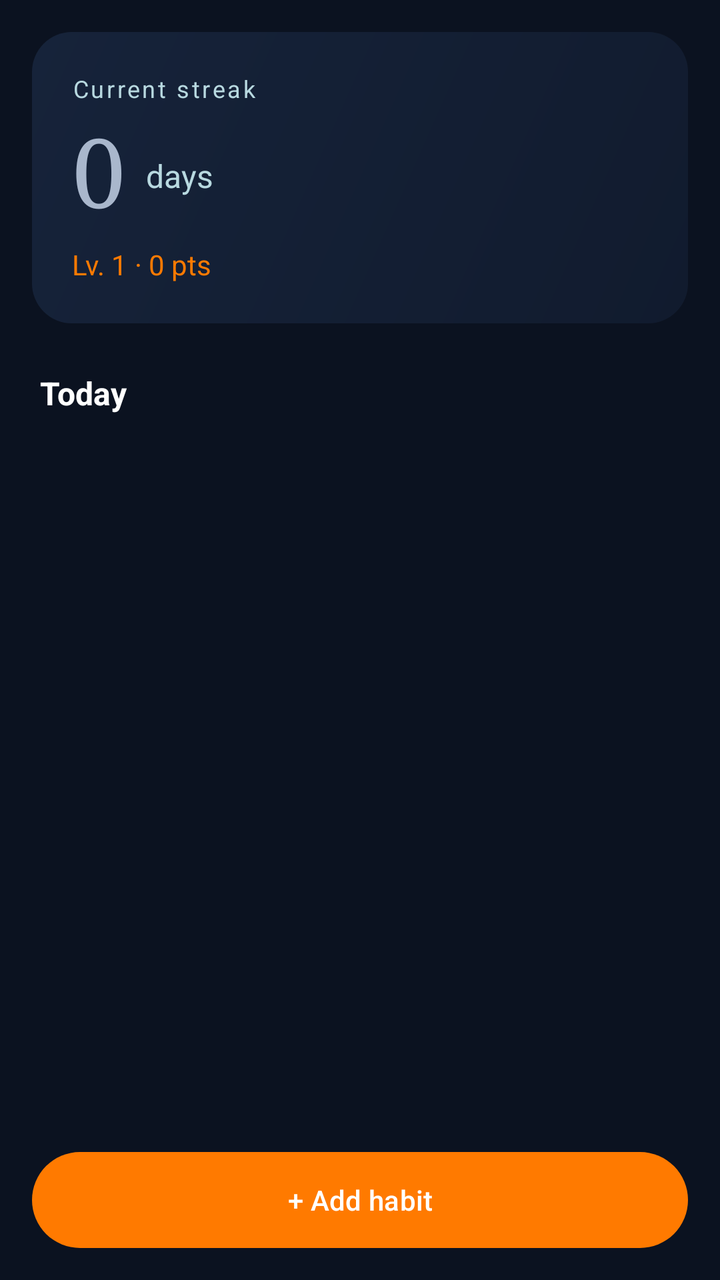
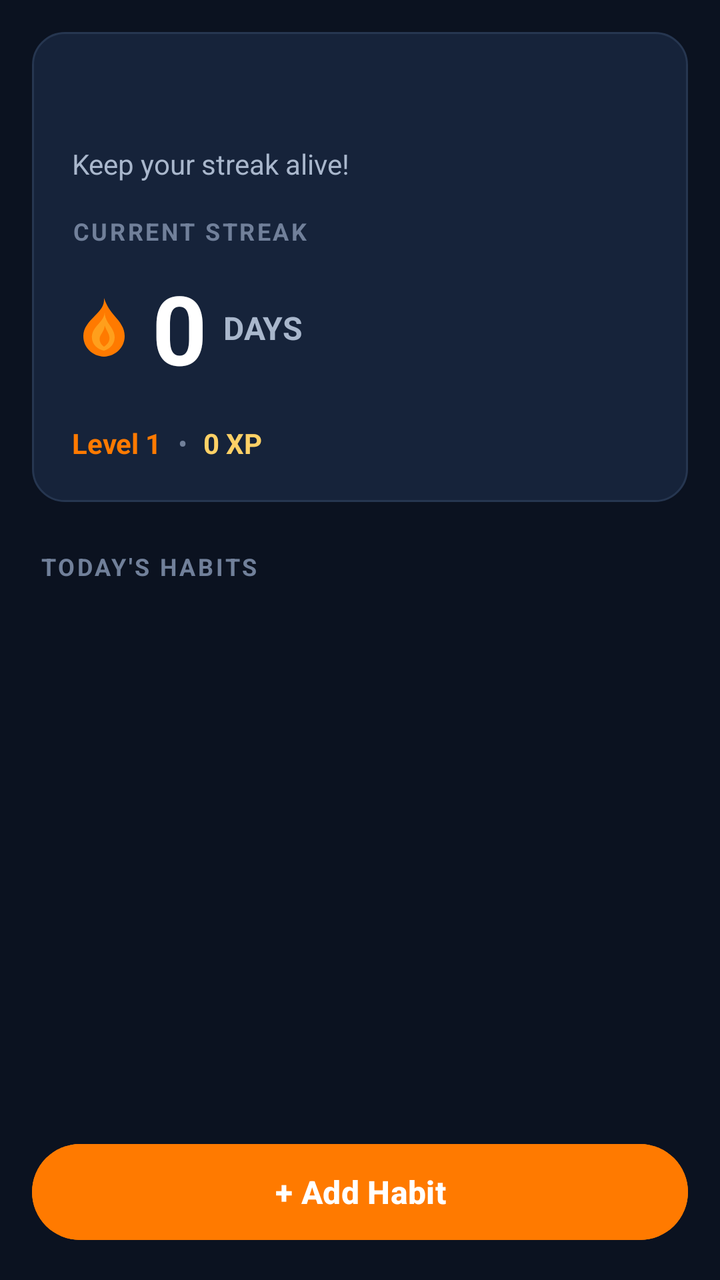

The first picture is an Android layout as it rendered before a commit; the second is the same layout after the commit. The layout source and the unified diff follow.
<!-- AndroidManifest.xml: application theme Theme.Streakly -->
<!-- res/layout/fragment_home.xml -->
<?xml version="1.0" encoding="utf-8"?>
<LinearLayout xmlns:android="http://schemas.android.com/apk/res/android"
    android:layout_width="match_parent" android:layout_height="match_parent"
    android:orientation="vertical" android:background="@color/background_primary">

    <LinearLayout
        android:layout_width="match_parent" android:layout_height="wrap_content"
        android:orientation="vertical" android:background="@drawable/bg_streak_header"
        android:padding="20dp" android:layout_margin="16dp">

        <TextView android:layout_width="wrap_content" android:layout_height="wrap_content"
            android:text="@string/current_streak" android:textColor="#B8D9E0"
            android:textSize="12sp" android:letterSpacing="0.1" />

        <LinearLayout android:layout_width="wrap_content" android:layout_height="wrap_content"
            android:orientation="horizontal" android:gravity="bottom" android:layout_marginTop="4dp">
            <TextView android:id="@+id/tvStreak"
                android:layout_width="wrap_content" android:layout_height="wrap_content"
                android:text="0" android:textSize="48sp" android:textColor="@color/sand_050"
                android:fontFamily="serif" />
            <TextView android:layout_width="wrap_content" android:layout_height="wrap_content"
                android:text=" days" android:textColor="#B8D9E0" android:textSize="16sp"
                android:layout_marginBottom="10dp" android:layout_marginStart="6dp" />
        </LinearLayout>

        <LinearLayout android:layout_width="wrap_content" android:layout_height="wrap_content"
            android:orientation="horizontal" android:layout_marginTop="4dp">
            <TextView android:id="@+id/tvLevel"
                android:layout_width="wrap_content" android:layout_height="wrap_content"
                android:text="Lv. 1" android:textColor="@color/flame_500"
                android:textSize="14sp" />
            <TextView android:layout_width="wrap_content" android:layout_height="wrap_content"
                android:text=" · " android:textColor="@color/flame_500" android:textSize="14sp" />
            <TextView android:id="@+id/tvPoints"
                android:layout_width="wrap_content" android:layout_height="wrap_content"
                android:text="0 pts" android:textColor="@color/flame_500" android:textSize="14sp" />
        </LinearLayout>
    </LinearLayout>

    <TextView android:layout_width="match_parent" android:layout_height="wrap_content"
        android:text="@string/today" android:textColor="@color/text_primary"
        android:textSize="16sp" android:textStyle="bold"
        android:paddingHorizontal="20dp" android:paddingTop="8dp" />

    <androidx.recyclerview.widget.RecyclerView
        android:id="@+id/rvHabits"
        android:layout_width="match_parent" android:layout_height="0dp"
        android:layout_weight="1" android:paddingTop="8dp" />

    <LinearLayout android:id="@+id/layoutEmpty"
        android:layout_width="match_parent" android:layout_height="0dp"
        android:layout_weight="1" android:orientation="vertical"
        android:gravity="center" android:visibility="gone">
        <ImageView android:layout_width="72dp" android:layout_height="72dp"
            android:src="@drawable/ic_flame_logo" android:alpha="0.4" />
        <TextView android:layout_width="wrap_content" android:layout_height="wrap_content"
            android:text="@string/no_habits" android:textSize="20sp"
            android:fontFamily="serif" android:textColor="@color/text_primary"
            android:layout_marginTop="8dp" />
        <TextView android:layout_width="wrap_content" android:layout_height="wrap_content"
            android:text="@string/no_habits_msg" android:textColor="@color/text_secondary"
            android:layout_marginTop="4dp" />
    </LinearLayout>

    <Button android:id="@+id/btnAddHabit"
        android:layout_width="match_parent" android:layout_height="wrap_content"
        android:layout_margin="16dp" android:text="@string/add_habit"
        android:background="@drawable/bg_button_flame"
        android:textColor="@color/text_on_flame" android:textAllCaps="false" />
</LinearLayout>
<!-- resources referenced by this layout -->
<resources>
  <color name="background_primary">#0B1220</color>
  <color name="flame_500">#FF7A00</color>
  <color name="sand_050">#A9B7CC</color>
  <color name="text_on_flame">#FFFFFF</color>
  <color name="text_primary">#FFFFFF</color>
  <color name="text_secondary">#A9B7CC</color>
  <!-- drawable bg_button_flame (drawable) -->
  <?xml version="1.0" encoding="utf-8"?>
  <shape xmlns:android="http://schemas.android.com/apk/res/android" android:shape="rectangle">
      <solid android:color="@color/flame_500" />
      <corners android:radius="999dp" />
  </shape>
  <!-- drawable bg_streak_header (drawable) -->
  <?xml version="1.0" encoding="utf-8"?>
  <shape xmlns:android="http://schemas.android.com/apk/res/android" android:shape="rectangle">
      <gradient android:startColor="@color/teal_800" android:endColor="@color/teal_700" android:angle="135" />
      <corners android:radius="20dp" />
  </shape>
  <!-- drawable ic_flame_logo (drawable) -->
  <?xml version="1.0" encoding="utf-8"?>
  <vector xmlns:android="http://schemas.android.com/apk/res/android"
      android:width="96dp"
      android:height="96dp"
      android:viewportWidth="96"
      android:viewportHeight="96">
      <path
          android:fillColor="@color/flame_500"
          android:pathData="M48,4 C49,16 42,23 34,31 C25,40 17,49 17,61 C17,78 30,91 48,92 C66,91 79,78 79,61 C79,49 72,40 64,31 C58,24 52,16 48,4 Z" />
      <path
          android:fillColor="@color/streakly_orange_light"
          android:pathData="M49,25 C49,34 42,40 37,46 C32,52 29,58 30,65 C31,74 38,81 48,83 C58,80 64,72 64,63 C64,54 58,47 54,41 C51,36 49,31 49,25 Z" />
      <path
          android:fillColor="@color/flame_500"
          android:pathData="M49,45 C49,52 44,57 42,62 C40,67 43,74 48,77 C54,73 57,68 56,62 C55,56 51,52 49,45 Z" />
  </vector>
  <string name="add_habit">+ Add habit</string>
  <string name="current_streak">Current streak</string>
  <string name="no_habits">No habits yet</string>
  <string name="no_habits_msg">Tap the button to create your first habit.</string>
  <string name="today">Today</string>
  <style name="Theme.Streakly" parent="Base.Theme.Streakly" />
  <color name="teal_800">#111B2E</color>
  <color name="teal_700">#16233A</color>
  <color name="streakly_orange_light">#FF9F1C</color>
  <style name="Base.Theme.Streakly" parent="Theme.Material3.DayNight.NoActionBar">
          
          <item name="colorPrimary">@color/primary</item>
          <item name="colorOnPrimary">@color/white</item>
          <item name="colorPrimaryContainer">@color/primary_light</item>
          <item name="colorOnPrimaryContainer">@color/background_primary</item>
  
          <item name="colorSecondary">@color/accent</item>
          <item name="colorOnSecondary">@color/white</item>
  
          <item name="colorSurface">@color/surface_card</item>
          <item name="colorOnSurface">@color/text_primary</item>
          <item name="colorSurfaceVariant">@color/background_secondary</item>
          <item name="colorOnSurfaceVariant">@color/text_secondary</item>
  
          <item name="android:windowBackground">@color/background_primary</item>
          <item name="android:statusBarColor">@color/background_primary</item>
          <item name="android:navigationBarColor">@color/background_secondary</item>
  
          
          <item name="textAppearanceTitleLarge">@style/TextAppearance.Streakly.Title</item>
      </style>
  <color name="primary">#FF7A00</color>
  <color name="white">#FFFFFF</color>
  <color name="primary_light">#FF9F1C</color>
  <color name="accent">#20C7B7</color>
  <color name="surface_card">#16233A</color>
  <color name="background_secondary">#111B2E</color>
  <style name="TextAppearance.Streakly.Title" parent="TextAppearance.Material3.TitleLarge">
          <item name="android:textColor">@color/text_primary</item>
          <item name="android:textStyle">bold</item>
      </style>
</resources>

<!-- the commit's change to res/layout/fragment_home.xml (unified diff, before → after) -->
@@ -1,70 +1,176 @@
 <?xml version="1.0" encoding="utf-8"?>
 <LinearLayout xmlns:android="http://schemas.android.com/apk/res/android"
-    android:layout_width="match_parent" android:layout_height="match_parent"
-    android:orientation="vertical" android:background="@color/background_primary">
+    android:layout_width="match_parent"
+    android:layout_height="match_parent"
+    android:background="@color/background_primary"
+    android:orientation="vertical">
 
     <LinearLayout
-        android:layout_width="match_parent" android:layout_height="wrap_content"
-        android:orientation="vertical" android:background="@drawable/bg_streak_header"
-        android:padding="20dp" android:layout_margin="16dp">
+        android:layout_width="match_parent"
+        android:layout_height="wrap_content"
+        android:layout_margin="16dp"
+        android:background="@drawable/bg_card_dark"
+        android:orientation="vertical"
+        android:padding="20dp">
 
-        <TextView android:layout_width="wrap_content" android:layout_height="wrap_content"
-            android:text="@string/current_streak" android:textColor="#B8D9E0"
-            android:textSize="12sp" android:letterSpacing="0.1" />
+        <TextView
+            android:id="@+id/tvGreeting"
+            android:layout_width="wrap_content"
+            android:layout_height="wrap_content"
+            android:textColor="@color/text_primary"
+            android:textSize="24sp"
+            android:textStyle="bold" />
 
-        <LinearLayout android:layout_width="wrap_content" android:layout_height="wrap_content"
-            android:orientation="horizontal" android:gravity="bottom" android:layout_marginTop="4dp">
-            <TextView android:id="@+id/tvStreak"
-                android:layout_width="wrap_content" android:layout_height="wrap_content"
-                android:text="0" android:textSize="48sp" android:textColor="@color/sand_050"
-                android:fontFamily="serif" />
-            <TextView android:layout_width="wrap_content" android:layout_height="wrap_content"
-                android:text=" days" android:textColor="#B8D9E0" android:textSize="16sp"
-                android:layout_marginBottom="10dp" android:layout_marginStart="6dp" />
+        <TextView
+            android:id="@+id/tvMotivation"
+            android:layout_width="wrap_content"
+            android:layout_height="wrap_content"
+            android:layout_marginTop="4dp"
+            android:text="Keep your streak alive!"
+            android:textColor="@color/text_secondary"
+            android:textSize="14sp" />
+
+        <TextView
+            android:layout_width="wrap_content"
+            android:layout_height="wrap_content"
+            android:layout_marginTop="16dp"
+            android:letterSpacing="0.1"
+            android:text="CURRENT STREAK"
+            android:textColor="@color/text_muted"
+            android:textSize="12sp"
+            android:textStyle="bold" />
+
+        <LinearLayout
+            android:layout_width="wrap_content"
+            android:layout_height="wrap_content"
+            android:layout_marginTop="8dp"
+            android:gravity="center_vertical"
+            android:orientation="horizontal">
+
+            <ImageView
+                android:layout_width="32dp"
+                android:layout_height="32dp"
+                android:src="@drawable/ic_flame_logo" />
+
+            <TextView
+                android:id="@+id/tvStreak"
+                android:layout_width="wrap_content"
+                android:layout_height="wrap_content"
+                android:layout_marginStart="8dp"
+                android:text="0"
+                android:textColor="@color/text_primary"
+                android:textSize="48sp"
+                android:textStyle="bold" />
+
+            <TextView
+                android:layout_width="wrap_content"
+                android:layout_height="wrap_content"
+                android:layout_marginStart="8dp"
+                android:text="DAYS"
+                android:textColor="@color/text_secondary"
+                android:textSize="16sp"
+                android:textStyle="bold" />
         </LinearLayout>
 
-        <LinearLayout android:layout_width="wrap_content" android:layout_height="wrap_content"
-            android:orientation="horizontal" android:layout_marginTop="4dp">
-            <TextView android:id="@+id/tvLevel"
-                android:layout_width="wrap_content" android:layout_height="wrap_content"
-                android:text="Lv. 1" android:textColor="@color/flame_500"
-                android:textSize="14sp" />
-            <TextView android:layout_width="wrap_content" android:layout_height="wrap_content"
-                android:text=" · " android:textColor="@color/flame_500" android:textSize="14sp" />
-            <TextView android:id="@+id/tvPoints"
-                android:layout_width="wrap_content" android:layout_height="wrap_content"
-                android:text="0 pts" android:textColor="@color/flame_500" android:textSize="14sp" />
+        <LinearLayout
+            android:layout_width="match_parent"
+            android:layout_height="wrap_content"
+            android:layout_marginTop="16dp"
+            android:orientation="horizontal">
+
+            <TextView
+                android:id="@+id/tvLevel"
+                android:layout_width="wrap_content"
+                android:layout_height="wrap_content"
+                android:text="Level 1"
+                android:textColor="@color/primary"
+                android:textSize="14sp"
+                android:textStyle="bold" />
+
+            <TextView
+                android:layout_width="wrap_content"
+                android:layout_height="wrap_content"
+                android:layout_marginHorizontal="8dp"
+                android:text="•"
+                android:textColor="@color/text_muted" />
+
+            <TextView
+                android:id="@+id/tvPoints"
+                android:layout_width="wrap_content"
+                android:layout_height="wrap_content"
+                android:text="0 XP"
+                android:textColor="@color/flame_yellow"
+                android:textSize="14sp"
+                android:textStyle="bold" />
         </LinearLayout>
     </LinearLayout>
 
-    <TextView android:layout_width="match_parent" android:layout_height="wrap_content"
-        android:text="@string/today" android:textColor="@color/text_primary"
-        android:textSize="16sp" android:textStyle="bold"
-        android:paddingHorizontal="20dp" android:paddingTop="8dp" />
+    <TextView
+        android:layout_width="match_parent"
+        android:layout_height="wrap_content"
+        android:paddingHorizontal="20dp"
+        android:paddingTop="8dp"
+        android:text="TODAY'S HABITS"
+        android:textColor="@color/text_muted"
+        android:textSize="12sp"
+        android:textStyle="bold"
+        android:letterSpacing="0.1" />
 
     <androidx.recyclerview.widget.RecyclerView
         android:id="@+id/rvHabits"
-        android:layout_width="match_parent" android:layout_height="0dp"
-        android:layout_weight="1" android:paddingTop="8dp" />
+        android:layout_width="match_parent"
+        android:layout_height="0dp"
+        android:layout_weight="1"
+        android:paddingTop="8dp"
+        android:clipToPadding="false"
+        android:paddingBottom="80dp" />
 
-    <LinearLayout android:id="@+id/layoutEmpty"
-        android:layout_width="match_parent" android:layout_height="0dp"
-        android:layout_weight="1" android:orientation="vertical"
-        android:gravity="center" android:visibility="gone">
-        <ImageView android:layout_width="72dp" android:layout_height="72dp"
-            android:src="@drawable/ic_flame_logo" android:alpha="0.4" />
-        <TextView android:layout_width="wrap_content" android:layout_height="wrap_content"
-            android:text="@string/no_habits" android:textSize="20sp"
-            android:fontFamily="serif" android:textColor="@color/text_primary"
-            android:layout_marginTop="8dp" />
-        <TextView android:layout_width="wrap_content" android:layout_height="wrap_content"
-            android:text="@string/no_habits_msg" android:textColor="@color/text_secondary"
-            android:layout_marginTop="4dp" />
+    <LinearLayout
+        android:id="@+id/layoutEmpty"
+        android:layout_width="match_parent"
+        android:layout_height="0dp"
+        android:layout_weight="1"
+        android:gravity="center"
+        android:orientation="vertical"
+        android:visibility="gone">
+
+        <ImageView
+            android:layout_width="80dp"
+            android:layout_height="80dp"
+            android:alpha="0.3"
+            android:src="@drawable/ic_flame_logo" />
+
+        <TextView
+            android:layout_width="wrap_content"
+            android:layout_height="wrap_content"
+            android:layout_marginTop="16dp"
+            android:text="No habits yet"
+            android:textColor="@color/text_primary"
+            android:textSize="20sp"
+            android:textStyle="bold" />
+
+        <TextView
+            android:layout_width="wrap_content"
+            android:layout_height="wrap_content"
+            android:layout_marginTop="4dp"
+            android:text="Tap the button to start your first habit."
+            android:textColor="@color/text_secondary" />
     </LinearLayout>
 
-    <Button android:id="@+id/btnAddHabit"
-        android:layout_width="match_parent" android:layout_height="wrap_content"
-        android:layout_margin="16dp" android:text="@string/add_habit"
-        android:background="@drawable/bg_button_flame"
-        android:textColor="@color/text_on_flame" android:textAllCaps="false" />
+    <FrameLayout
+        android:layout_width="match_parent"
+        android:layout_height="wrap_content">
+
+        <Button
+            android:id="@+id/btnAddHabit"
+            android:layout_width="match_parent"
+            android:layout_height="56dp"
+            android:layout_margin="16dp"
+            android:backgroundTint="@color/primary"
+            android:text="+ Add Habit"
+            android:textAllCaps="false"
+            android:textColor="@color/text_white"
+            android:textStyle="bold"
+            android:textSize="16sp" />
+    </FrameLayout>
 </LinearLayout>
<!-- resource entries referenced after the edit -->
@@ -1,22 +1,17 @@
 <!-- resources referenced by this layout -->
 <resources>
   <color name="background_primary">#0B1220</color>
+  <color name="flame_yellow">#FFD166</color>
   <color name="flame_500">#FF7A00</color>
-  <color name="sand_050">#A9B7CC</color>
-  <color name="text_on_flame">#FFFFFF</color>
   <color name="text_primary">#FFFFFF</color>
   <color name="text_secondary">#A9B7CC</color>
-  <!-- drawable bg_button_flame (drawable) -->
+  <color name="text_white">#FFFFFF</color>
+  <!-- drawable bg_card_dark (drawable) -->
   <?xml version="1.0" encoding="utf-8"?>
   <shape xmlns:android="http://schemas.android.com/apk/res/android" android:shape="rectangle">
-      <solid android:color="@color/flame_500" />
-      <corners android:radius="999dp" />
-  </shape>
-  <!-- drawable bg_streak_header (drawable) -->
-  <?xml version="1.0" encoding="utf-8"?>
-  <shape xmlns:android="http://schemas.android.com/apk/res/android" android:shape="rectangle">
-      <gradient android:startColor="@color/teal_800" android:endColor="@color/teal_700" android:angle="135" />
-      <corners android:radius="20dp" />
+      <solid android:color="@color/surface_card" />
+      <corners android:radius="16dp" />
+      <stroke android:width="1dp" android:color="@color/divider" />
   </shape>
   <!-- drawable ic_flame_logo (drawable) -->
   <?xml version="1.0" encoding="utf-8"?>
@@ -35,14 +30,7 @@
           android:fillColor="@color/flame_500"
           android:pathData="M49,45 C49,52 44,57 42,62 C40,67 43,74 48,77 C54,73 57,68 56,62 C55,56 51,52 49,45 Z" />
   </vector>
-  <string name="add_habit">+ Add habit</string>
-  <string name="current_streak">Current streak</string>
-  <string name="no_habits">No habits yet</string>
-  <string name="no_habits_msg">Tap the button to create your first habit.</string>
-  <string name="today">Today</string>
   <style name="Theme.Streakly" parent="Base.Theme.Streakly" />
-  <color name="teal_800">#111B2E</color>
-  <color name="teal_700">#16233A</color>
   <color name="streakly_orange_light">#FF9F1C</color>
   <style name="Base.Theme.Streakly" parent="Theme.Material3.DayNight.NoActionBar">
           
@@ -64,17 +52,29 @@
           <item name="android:navigationBarColor">@color/background_secondary</item>
   
           
+          <item name="bottomNavigationStyle">@style/Widget.Streakly.BottomNavigationView</item>
+  
+          
           <item name="textAppearanceTitleLarge">@style/TextAppearance.Streakly.Title</item>
       </style>
   <color name="primary">#FF7A00</color>
+  <color name="text_muted">#71809A</color>
   <color name="white">#FFFFFF</color>
   <color name="primary_light">#FF9F1C</color>
   <color name="accent">#20C7B7</color>
   <color name="surface_card">#16233A</color>
+  <color name="divider">#263650</color>
   <color name="background_secondary">#111B2E</color>
+  <style name="Widget.Streakly.BottomNavigationView" parent="Widget.Material3.BottomNavigationView">
+          <item name="backgroundTint">@color/background_secondary</item>
+          <item name="itemIconTint">@color/selector_nav_items</item>
+          <item name="itemTextColor">@color/selector_nav_items</item>
+          <item name="itemRippleColor">@color/transparent</item>
+      </style>
   <style name="TextAppearance.Streakly.Title" parent="TextAppearance.Material3.TitleLarge">
           <item name="android:textColor">@color/text_primary</item>
           <item name="android:textStyle">bold</item>
       </style>
+  <color name="transparent">#00000000</color>
 </resources>
 
